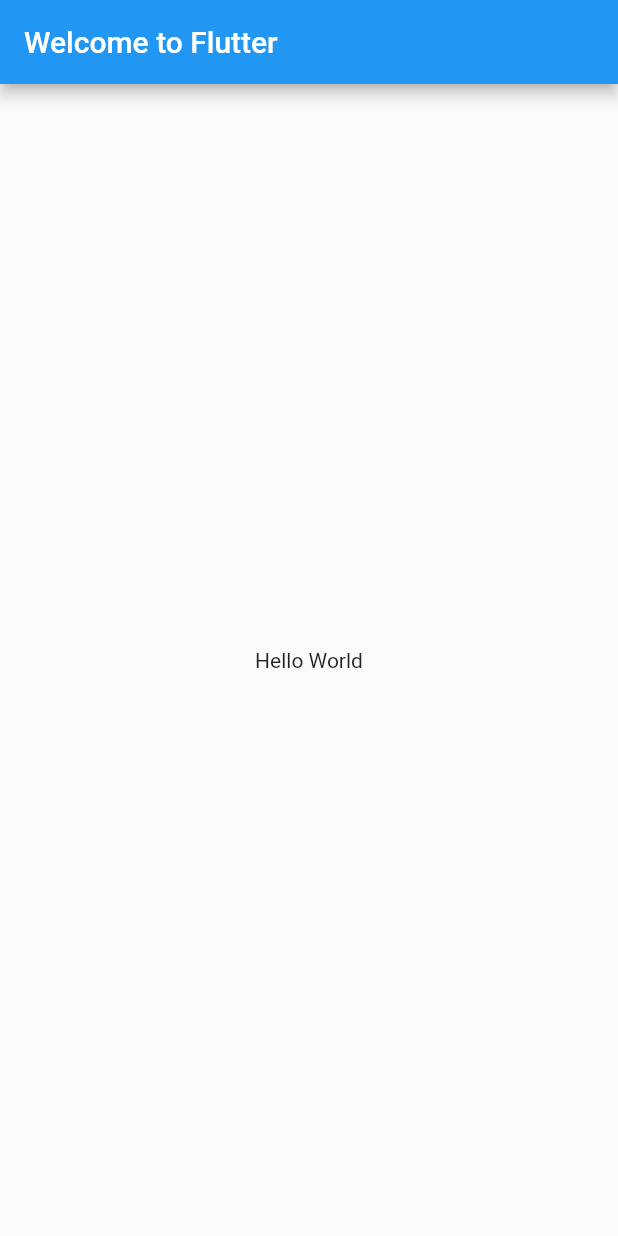
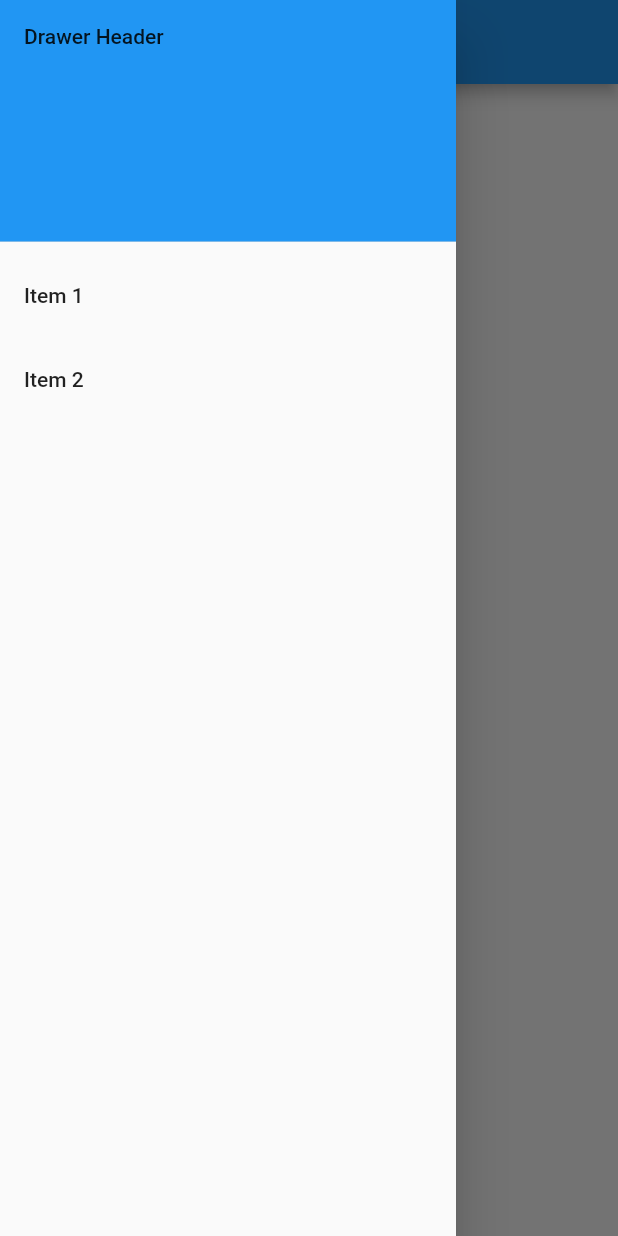
Before and after one commit to luchofmartinez/marketManager, a Flutter app: the screen it shows after launch, with the side drawer open (before the commit the screen has no drawer), on a phone screen of 412 x 824 dp. Run offline on Flutter 3.47's test engine with Material 2 defaults, Android fonts, the phone set to English and light mode, and no system bars.

Commit message:
Add menu and compras

```diff
--- a/lib/main.dart
+++ b/lib/main.dart
@@ -1,20 +1,18 @@
 import 'package:flutter/material.dart';
+import 'package:market_manager/widgets/Menu.dart';
 
 void main() => runApp(MyApp());
 
 class MyApp extends StatelessWidget {
+  const MyApp({super.key});
+
+  static const appTitle = 'Market Manager';
+
   @override
   Widget build(BuildContext context) {
-    return MaterialApp(
-      title: 'Welcome to Flutter',
-      home: Scaffold(
-        appBar: AppBar(
-          title: const Text('Welcome to Flutter'),
-        ),
-        body: const Center(
-          child: Text('Hello World'),
-        ),
-      ),
+    return const MaterialApp(
+      title: appTitle,
+      home: Menu(title: appTitle),
     );
   }
 }
--- a/lib/widgets/Menu.dart
+++ b/lib/widgets/Menu.dart
@@ -1 +1,52 @@
 import 'package:flutter/material.dart';
+
+class Menu extends StatelessWidget {
+  const Menu({super.key, required this.title});
+
+  final String title;
+
+  @override
+  Widget build(BuildContext context) {
+    return Scaffold(
+      appBar: AppBar(title: Text(title)),
+      body: const Center(
+        child: Text('My Page!'),
+      ),
+      drawer: Drawer(
+        // Add a ListView to the drawer. This ensures the user can scroll
+        // through the options in the drawer if there isn't enough vertical
+        // space to fit everything.
+        child: ListView(
+          // Important: Remove any padding from the ListView.
+          padding: EdgeInsets.zero,
+          children: [
+            const DrawerHeader(
+              decoration: BoxDecoration(
+                color: Colors.blue,
+              ),
+              child: Text('Drawer Header'),
+            ),
+            ListTile(
+              title: const Text('Item 1'),
+              onTap: () {
+                // Update the state of the app
+                // ...
+                // Then close the drawer
+                Navigator.pop(context);
+              },
+            ),
+            ListTile(
+              title: const Text('Item 2'),
+              onTap: () {
+                // Update the state of the app
+                // ...
+                // Then close the drawer
+                Navigator.pop(context);
+              },
+            ),
+          ],
+        ),
+      ),
+    );
+  }
+}
```
Also changed, not shown: lib/modules/Compras.dart (added).
